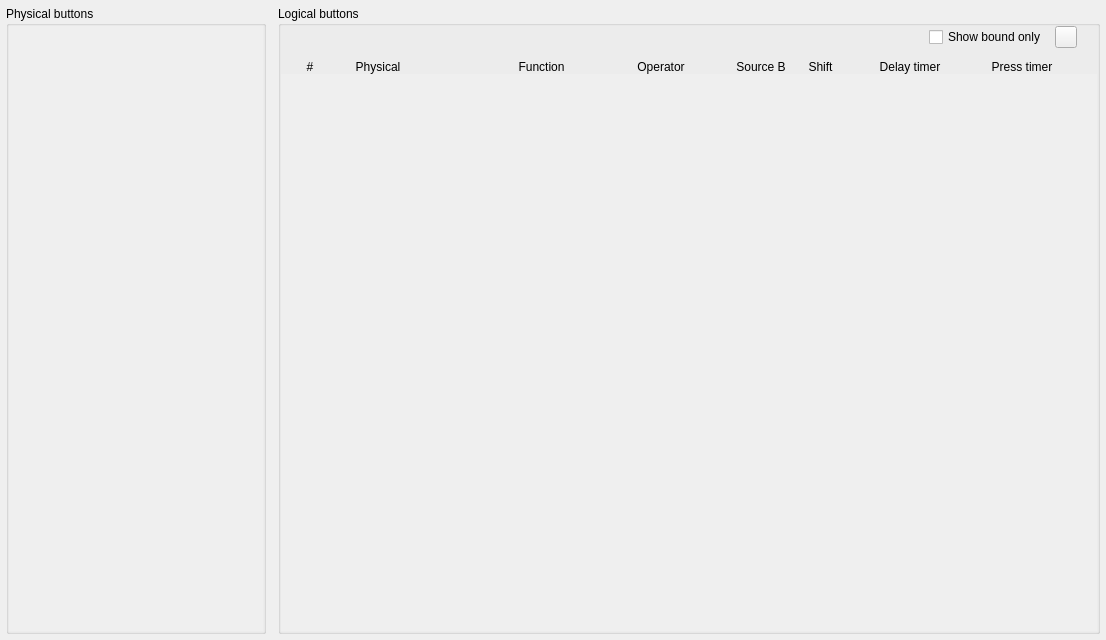
The window that src/widgets/buttons/buttonconfig.ui (anpeaco/FreeJoyXConfiguratorQt) describes before a commit, drawn with Qt 5.
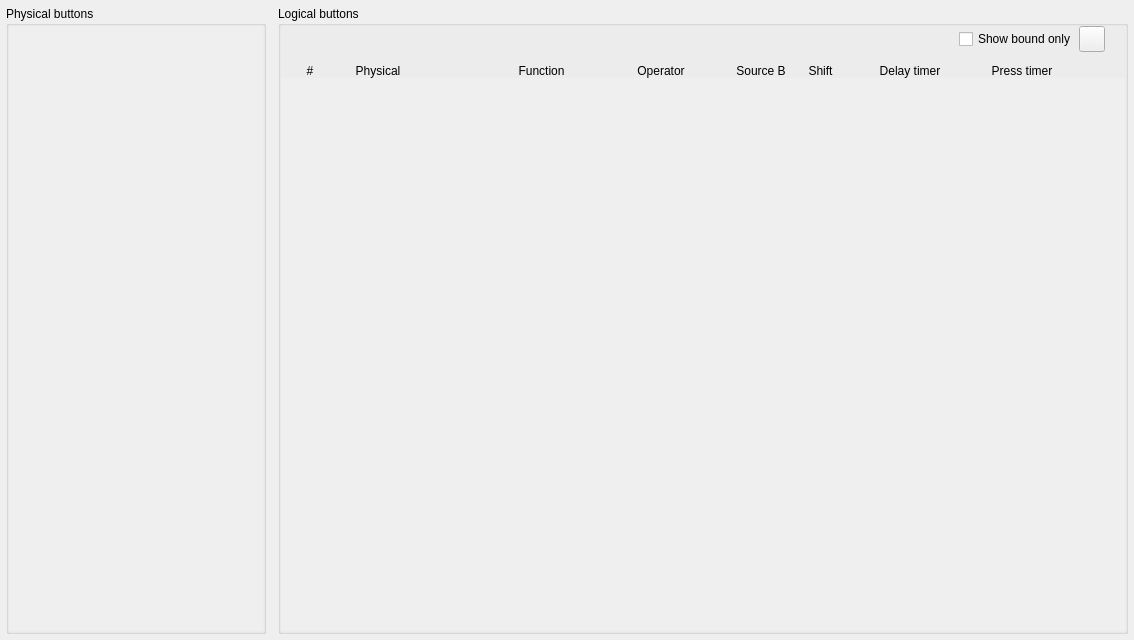
The same window after the commit. Icons and pictures are not drawn.

Commit message: Tooltip system, loading mask, and logical-button UX polish

```diff
--- a/src/widgets/buttons/buttonconfig.ui
+++ b/src/widgets/buttons/buttonconfig.ui
@@ -190,6 +190,25 @@
        </widget>
       </item>
       <item row="1" column="14">
+       <widget class="QLabel" name="label_ClearHeader">
+        <property name="sizePolicy">
+         <sizepolicy hsizetype="Fixed" vsizetype="Preferred">
+          <horstretch>0</horstretch>
+          <verstretch>0</verstretch>
+         </sizepolicy>
+        </property>
+        <property name="minimumSize">
+         <size><width>26</width><height>0</height></size>
+        </property>
+        <property name="maximumSize">
+         <size><width>26</width><height>16777215</height></size>
+        </property>
+        <property name="text">
+         <string/>
+        </property>
+       </widget>
+      </item>
+      <item row="1" column="15">
        <widget class="QLabel" name="label_9">
         <property name="sizePolicy">
          <sizepolicy hsizetype="Expanding" vsizetype="Preferred">
@@ -405,7 +424,7 @@
            right edge rather than out in the expanding column-14 scrollbar
            gutter. -->
       <item row="0" column="0" colspan="14">
-       <layout class="QHBoxLayout" name="horizontalLayout_7" stretch="1,0,0">
+       <layout class="QHBoxLayout" name="horizontalLayout_7" stretch="1,0">
         <property name="spacing">
          <number>8</number>
         </property>
@@ -438,7 +457,11 @@
           </property>
          </widget>
         </item>
-        <item alignment="Qt::AlignVCenter">
+       </layout>
+      </item>
+      <!-- Clear-all sits in the per-row clear column (col 14) so it lines up
+           in width + horizontal position with each row's clear button. -->
+      <item row="0" column="14" alignment="Qt::AlignVCenter">
          <widget class="QPushButton" name="pushButton_ClearAllLogical">
           <property name="sizePolicy">
            <sizepolicy hsizetype="Fixed" vsizetype="Fixed">
@@ -446,8 +469,9 @@
             <verstretch>0</verstretch>
            </sizepolicy>
           </property>
-          <property name="minimumSize"><size><width>22</width><height>22</height></size></property>
-          <property name="maximumSize"><size><width>22</width><height>22</height></size></property>
+        <property name="minimumSize"><size><width>26</width><height>26</height></size></property>
+        <property name="maximumSize"><size><width>26</width><height>26</height></size></property>
+        <property name="styleSheet"><string notr="true">QPushButton { padding: 0; margin: 0; }</string></property>
           <property name="toolTip">
            <string>Clear every logical button slot back to defaults. Pin, axis, shift register and timer settings are not affected.</string>
           </property>
@@ -458,14 +482,12 @@
            <iconset resource="../../resources.qrc">
             <normaloff>:/Images/icons/lucide/rotate-ccw.svg</normaloff>:/Images/icons/lucide/rotate-ccw.svg</iconset>
           </property>
-          <property name="iconSize"><size><width>14</width><height>14</height></size></property>
+        <property name="iconSize"><size><width>16</width><height>16</height></size></property>
           <property name="autoDefault"><bool>false</bool></property>
           <property name="default"><bool>false</bool></property>
          </widget>
         </item>
-       </layout>
-      </item>
-      <item row="2" column="0" colspan="15">
+      <item row="2" column="0" colspan="16">
        <widget class="QScrollArea" name="scrollArea_LogButtons">
         <property name="frameShape">
          <enum>QFrame::NoFrame</enum>
```
Left out of the diff: 6 changed lines with no effect on the pictures. Lines whose indentation alone changed are shown as unchanged. The commit also changes 26 other files.
